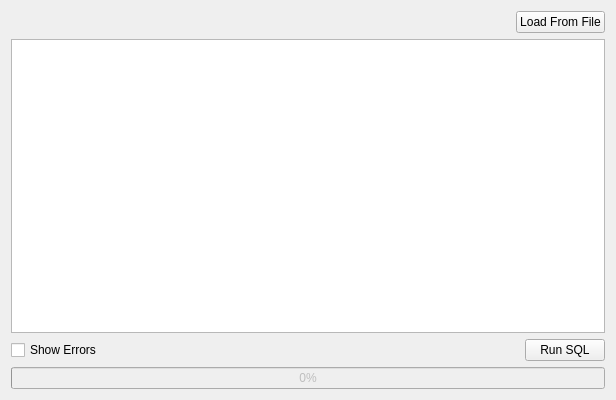
Above: SqlWidget.ui from jimtendo/QuteSQL before the change. Below: the same form after it.
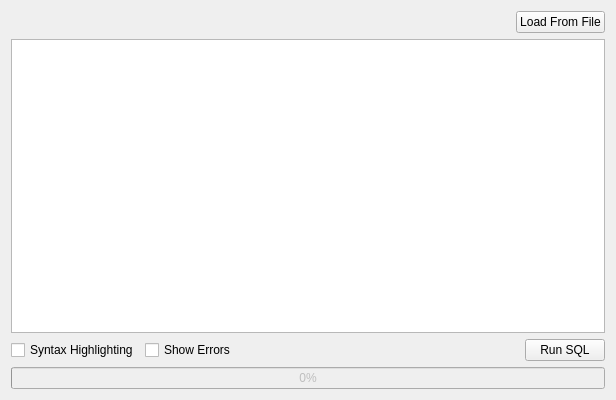
That is the form after the change. Icons and pictures are not drawn.

```diff
--- a/SqlWidget.ui
+++ b/SqlWidget.ui
@@ -48,6 +48,13 @@
    </item>
    <item>
     <layout class="QHBoxLayout" name="horizontalLayout_2">
+     <item>
+      <widget class="QCheckBox" name="syntaxCheckBox">
+       <property name="text">
+        <string>Syntax Highlighting</string>
+       </property>
+      </widget>
+     </item>
      <item>
       <widget class="QCheckBox" name="showErrorsCheckBox">
        <property name="text">
```
